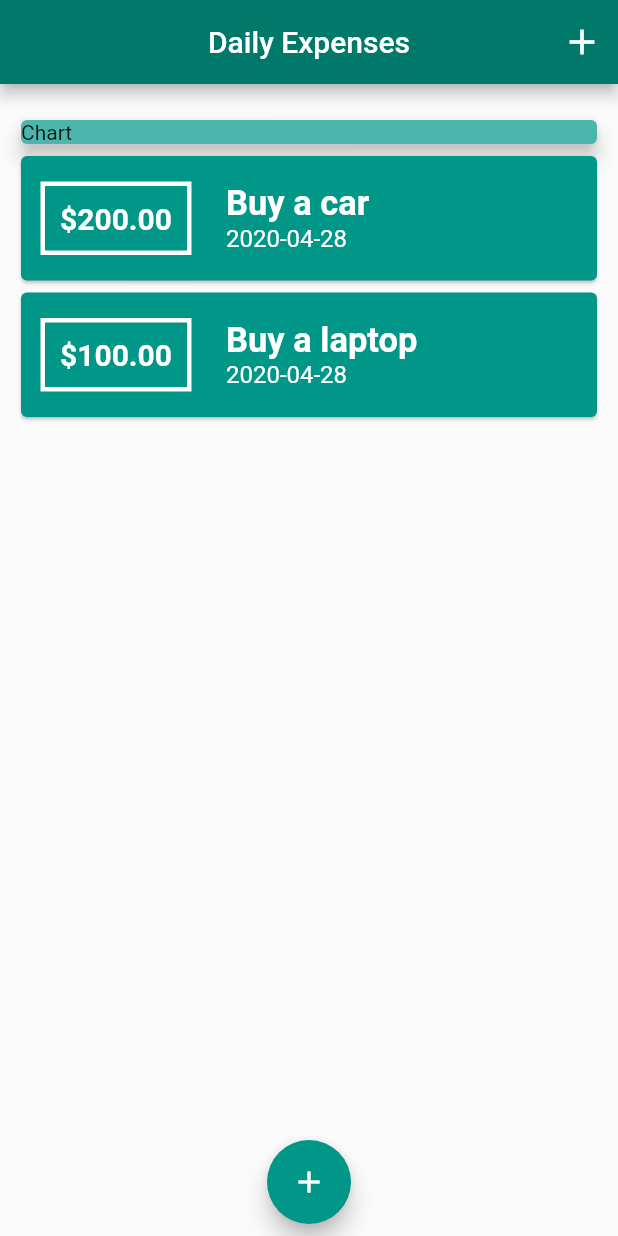
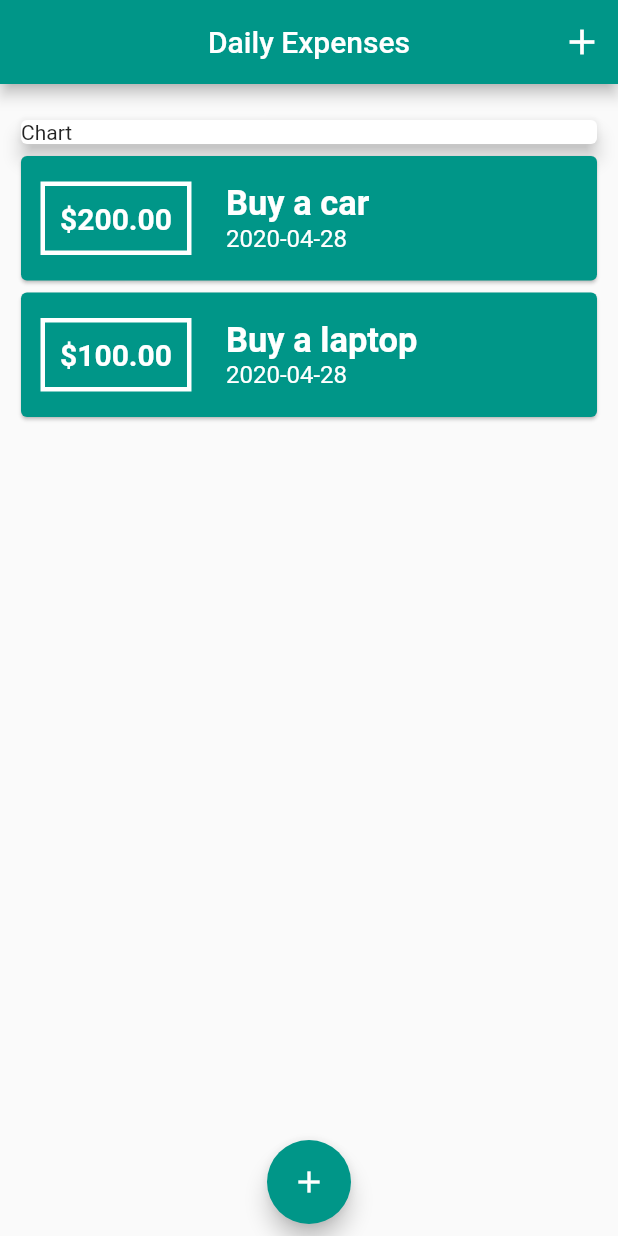
Before and after one commit to Ayesh1998/Flutter-Daily_Expenses_Calculator_App, a Flutter app: the screen it shows after launch, on a phone screen of 412 x 824 dp. Run offline on Flutter 3.47's test engine with Material 2 defaults, Android fonts, the phone set to English and light mode, and no system bars.

Commit message:
Added Theme to the app

```diff
--- a/lib/main.dart
+++ b/lib/main.dart
@@ -12,6 +12,10 @@ class MyApp extends StatelessWidget {
   @override
   Widget build(BuildContext context) {
     return MaterialApp(
+      theme: ThemeData(
+        primarySwatch: Colors.teal,
+        accentColor: Colors.teal[500],
+      ),
       title: 'Dialy Expenses',
       home: HomePage(),
     );
@@ -73,7 +77,7 @@ class _HomePageState extends State<HomePage> {
       appBar: AppBar(
         title: Text('Daily Expenses'),
         centerTitle: true,
-        backgroundColor: Colors.teal[700],
+        // backgroundColor: Colors.teal[700],
         actions: <Widget>[
           IconButton(
               icon: Icon(
@@ -88,9 +92,9 @@ class _HomePageState extends State<HomePage> {
       floatingActionButton: Padding(
         padding: const EdgeInsets.all(8.0),
         child: FloatingActionButton(
-          backgroundColor: Colors.teal,
-          focusColor: Colors.teal[200],
-          hoverColor: Colors.teal[200],
+          // backgroundColor: Colors.teal,
+          // focusColor: Colors.teal[200],
+          // hoverColor: Colors.teal[200],
           onPressed: () => _startAddNewTRansaction(context),
           child: Icon(Icons.add),
         ),
@@ -104,7 +108,7 @@ class _HomePageState extends State<HomePage> {
               Container(
                 width: double.infinity,
                 child: Card(
-                  color: Colors.teal[300],
+                  // color: Colors.teal[300],
                   child: Text(
                     'Chart',
                     style: TextStyle(),
--- a/lib/widgets/transaction-list.dart
+++ b/lib/widgets/transaction-list.dart
@@ -14,7 +14,7 @@ class TransactionList extends StatelessWidget {
       child: ListView(
           children: transactions.map((transaction) {
         return Card(
-          color: Colors.teal[500],
+          color: Theme.of(context).primaryColor,
           child: Padding(
             padding: const EdgeInsets.all(10.0),
             child: Row(
```
